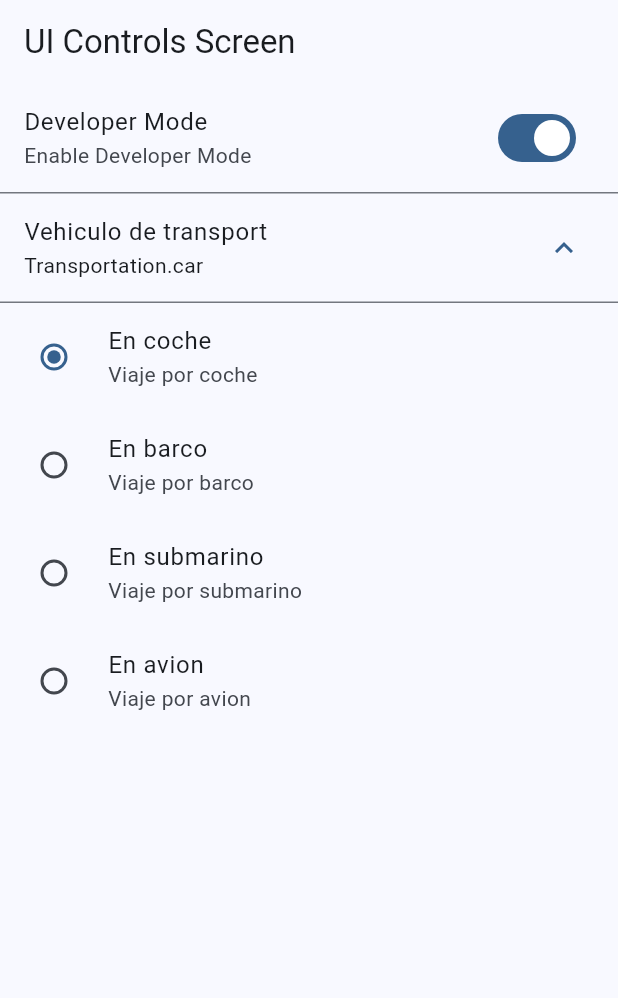
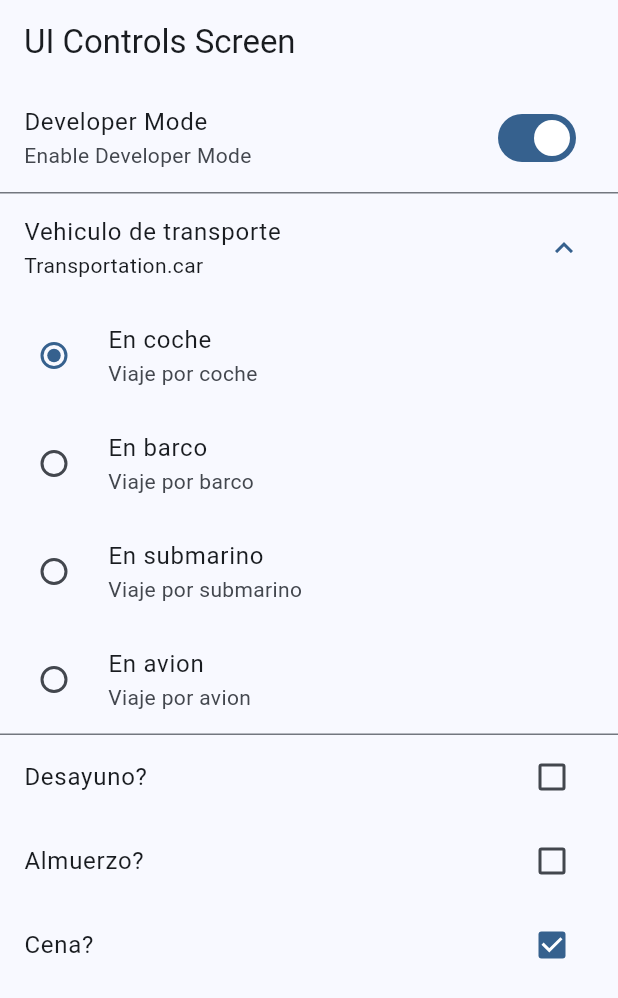
Before and after one commit to ELadrimonos/widget_apps, a Flutter app: the UIControlsScreen screen opened by its route, on a phone screen of 412 x 824 dp. Shown: the top 998 px of the screen. Run offline on Flutter 3.47's test engine with Material 3 defaults, Android fonts, the phone set to English and light mode, and no system bars; our stand-ins replace go_router.

Commit message:
Controles RadioList agrupado y Checkboxes

```diff
--- a/lib/presentation/screens/ui_controls/ui_controls_screen.dart
+++ b/lib/presentation/screens/ui_controls/ui_controls_screen.dart
@@ -30,6 +30,9 @@ enum Transportation { car, plane, boat, submarine, train }
 class _UIControlsViewState extends State<_UIControlsView> {
   bool isDeveloper = true;
   Transportation selectedTransportation = Transportation.car;
+  bool wantsBreakfast = false;
+  bool wantsLunch = false;
+  bool wantsDinner = true;
 
   @override
   Widget build(BuildContext context) {
@@ -44,14 +47,24 @@ class _UIControlsViewState extends State<_UIControlsView> {
               isDeveloper = !isDeveloper;
               setState(() {});
             }),
-
         ExpansionTile(
-          title: const Text('Vehiculo de transport'),
-          subtitle: Text('${selectedTransportation}'),
+          title: const Text('Vehiculo de transporte'),
+          subtitle: Text('$selectedTransportation'),
           initiallyExpanded: true,
-
-        ),
-
+          children: [
+            // ...Transportation.values
+            //     .map(
+            //       (e) => RadioListTile(
+            //         title: Text(e.name),
+            //         value: e,
+            //         groupValue: selectedTransportation,
+            //         onChanged: (value) {
+            //           setState(() {
+            //             selectedTransportation = e;
+            //           });
+            //         },
+            //       ),
+            //     ),
             RadioListTile(
               title: const Text('En coche'),
               subtitle: const Text('Viaje por coche'),
@@ -85,6 +98,24 @@ class _UIControlsViewState extends State<_UIControlsView> {
                   setState(() => selectedTransportation = Transportation.plane),
             ),
           ],
+        ),
+        CheckboxListTile(
+          title: const Text('Desayuno?'),
+            value: wantsBreakfast,
+            onChanged: (value) => setState(() {wantsBreakfast = !wantsBreakfast;})
+        ),
+        CheckboxListTile(
+          title: const Text('Almuerzo?'),
+            value: wantsLunch,
+            onChanged: (value) => setState(() {wantsLunch = !wantsLunch;})
+        ),
+        CheckboxListTile(
+          title: const Text('Cena?'),
+
+            value: wantsDinner,
+            onChanged: (value) => setState(() {wantsDinner = !wantsDinner;})
+        ),
+      ],
     );
   }
 }
```
Lines whose indentation alone changed are shown as unchanged.
